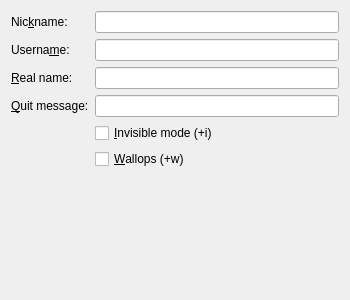
Above: src/ui/settings/identitysettingswidget.ui from nilsding/IrrerrC before the change. Below: the same form after it.
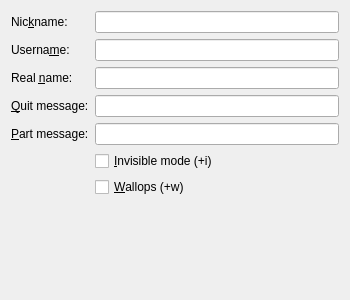
That is the form after the change.

Diff of the .ui file:
```diff
--- a/src/ui/settings/identitysettingswidget.ui
+++ b/src/ui/settings/identitysettingswidget.ui
@@ -48,27 +48,13 @@
      <item row="2" column="0">
       <widget class="QLabel" name="qlRealname">
        <property name="text">
-        <string>&amp;Real name:</string>
+        <string>Real &amp;name:</string>
        </property>
        <property name="buddy">
         <cstring>qleRealname</cstring>
        </property>
       </widget>
      </item>
-     <item row="4" column="1">
-      <widget class="QCheckBox" name="qcbInvisible">
-       <property name="text">
-        <string>&amp;Invisible mode (+i)</string>
-       </property>
-      </widget>
-     </item>
-     <item row="5" column="1">
-      <widget class="QCheckBox" name="qcbWallops">
-       <property name="text">
-        <string>&amp;Wallops (+w)</string>
-       </property>
-      </widget>
-     </item>
      <item row="1" column="1">
       <widget class="QLineEdit" name="qleUsername"/>
      </item>
@@ -88,6 +74,33 @@
      <item row="3" column="1">
       <widget class="QLineEdit" name="qleQuitMessage"/>
      </item>
+     <item row="4" column="0">
+      <widget class="QLabel" name="qlPartMessage">
+       <property name="text">
+        <string>&amp;Part message:</string>
+       </property>
+       <property name="buddy">
+        <cstring>qlePartMessage</cstring>
+       </property>
+      </widget>
+     </item>
+     <item row="5" column="1">
+      <widget class="QCheckBox" name="qcbInvisible">
+       <property name="text">
+        <string>&amp;Invisible mode (+i)</string>
+       </property>
+      </widget>
+     </item>
+     <item row="6" column="1">
+      <widget class="QCheckBox" name="qcbWallops">
+       <property name="text">
+        <string>&amp;Wallops (+w)</string>
+       </property>
+      </widget>
+     </item>
+     <item row="4" column="1">
+      <widget class="QLineEdit" name="qlePartMessage"/>
+     </item>
     </layout>
    </item>
   </layout>
```
Left out of the diff: 1 changed line with no effect on the pictures.
